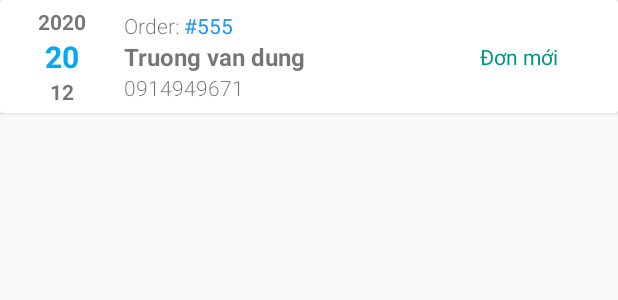
After one commit to dung9788xx/ShopNowAndroid, an Android app: the layout order_listview_item.xml on its own in the app's theme, with its tools: preview values and no code run, on a phone screen of 412 x 824 dp. The commit adds this screen. Shown: the top 300 px of the screen. Run offline under Robolectric (Android 15) with nearby library versions, the light colour scheme and no system bars.

Commit message:
30/3 fix xong anh

```diff
--- a/app/src/main/AndroidManifest.xml
+++ b/app/src/main/AndroidManifest.xml
@@ -25,6 +25,10 @@
             android:name=".admin.AdminAlertService"
             android:enabled="true"
             android:exported="true" />
+        <service
+            android:name=".store.ShopkeeperAlertService"
+            android:enabled="true"
+            android:exported="true" />
 
         <activity android:name=".admin.StoreInfomationActivity" />
         <activity android:name=".admin.UserInfomationActivity" />
--- a/app/src/main/java/com/dungdemo/shopnow/HostName.java
+++ b/app/src/main/java/com/dungdemo/shopnow/HostName.java
@@ -1,7 +1,7 @@
 package com.dungdemo.shopnow;
 
 public class HostName {
-    public static String ip="http://169.254.32.155";
+    public static String ip="http://192.168.1.10";
     public static String host=ip+"/shopnow/public/api";
     public static String imgurl=ip+"/shopnow/storage/app/public/productimage/";
 }
--- a/app/src/main/java/com/dungdemo/shopnow/Model/OrderStatus.java
+++ b/app/src/main/java/com/dungdemo/shopnow/Model/OrderStatus.java
@@ -2,7 +2,9 @@ package com.dungdemo.shopnow.Model;
 
 import com.google.gson.annotations.SerializedName;
 
-public class OrderStatus {
+import java.io.Serializable;
+
+public class OrderStatus implements Serializable {
     @SerializedName("status_id")
     int status_id;
     @SerializedName("name")
--- a/app/src/main/java/com/dungdemo/shopnow/Model/Order_Detail.java
+++ b/app/src/main/java/com/dungdemo/shopnow/Model/Order_Detail.java
@@ -2,7 +2,9 @@ package com.dungdemo.shopnow.Model;
 
 import com.google.gson.annotations.SerializedName;
 
-public class Order_Detail {
+import java.io.Serializable;
+
+public class Order_Detail implements Serializable {
     @SerializedName("order_id")
     int order_id;
     @SerializedName("product_id")
--- a/app/src/main/res/layout/activity_edit_product.xml
+++ b/app/src/main/res/layout/activity_edit_product.xml
@@ -150,6 +150,7 @@
                        android:layout_width="wrap_content"
                        android:layout_height="wrap_content"/>
                    <Button
+                       android:padding="5dp"
                        android:textColor="#FFF"
                        android:textAllCaps="false"
                        android:text="Tam dung ban"
--- /dev/null
+++ b/app/src/main/res/layout/order_listview_item.xml
@@ -0,0 +1,103 @@
+<?xml version="1.0" encoding="utf-8"?>
+<android.support.v7.widget.CardView
+    xmlns:android="http://schemas.android.com/apk/res/android"
+    xmlns:app="http://schemas.android.com/apk/res-auto"
+    xmlns:tools="http://schemas.android.com/tools"
+    android:layout_width="match_parent"
+    android:layout_height="75dp">
+       <LinearLayout
+           android:layout_width="match_parent"
+           android:layout_height="match_parent">
+           <LinearLayout
+               android:layout_gravity="center"
+               android:layout_weight="80"
+               android:gravity="center"
+               android:orientation="vertical"
+               android:layout_width="match_parent"
+               android:layout_height="wrap_content">
+               <TextView
+                   android:textStyle="bold"
+                   android:id="@+id/tvYear"
+                   android:text="2020"
+                   android:layout_width="wrap_content"
+                   android:layout_height="wrap_content"/>
+               <TextView
+                   android:textSize="20sp"
+                   android:textColor="#03A9F4"
+                   android:id="@+id/tvDay"
+                   android:text="20"
+                   android:textStyle="bold"
+                   android:layout_width="wrap_content"
+                   android:layout_height="wrap_content"/>
+               <TextView
+                   android:textStyle="bold"
+                   android:id="@+id/tvMonth"
+                   android:text="12"
+                   android:layout_width="wrap_content"
+                   android:layout_height="wrap_content"/>
+           </LinearLayout>
+           <LinearLayout
+               android:layout_weight="20"
+               android:layout_width="match_parent"
+               android:layout_height="match_parent">
+               <LinearLayout
+                   android:layout_gravity="center"
+                   android:orientation="vertical"
+                   android:layout_weight="40"
+                   android:layout_width="match_parent"
+                   android:layout_height="wrap_content">
+                   <LinearLayout
+                       android:orientation="horizontal"
+                       android:layout_width="wrap_content"
+                       android:layout_height="wrap_content">
+                       <TextView
+                           android:fontFamily="@string/fontlight"
+                           android:text="Order:"
+                           android:layout_width="wrap_content"
+                           android:layout_height="wrap_content"/>
+                       <TextView
+                           android:layout_marginLeft="3dp"
+                           android:textColor="#2196F3"
+                           android:id="@+id/tvOrderId"
+                           android:text="#555"
+                           android:layout_width="wrap_content"
+                           android:layout_height="wrap_content"/>
+                   </LinearLayout>
+                   <TextView
+                       android:textSize="16sp"
+                       android:textStyle="bold"
+                       android:fontFamily="@font/font"
+                       android:text="Truong van dung"
+                       android:maxLines="1"
+                       android:id="@+id/tvOrderUserName"
+                       android:layout_width="wrap_content"
+                       android:layout_height="wrap_content"/>
+                   <TextView
+                       android:fontFamily="@string/fontlight"
+                       android:id="@+id/tvPhone"
+                       android:text="0914949671"
+                       android:layout_width="wrap_content"
+                       android:layout_height="wrap_content"/>
+               </LinearLayout>
+               <LinearLayout
+                   android:layout_gravity="center"
+                   android:layout_weight="60"
+                   android:layout_width="match_parent"
+                   android:layout_height="wrap_content">
+                   <LinearLayout
+                       android:gravity="center"
+                       android:layout_weight="50"
+                       android:layout_width="match_parent"
+                       android:layout_height="wrap_content">
+                       <TextView
+                           android:textColor="#009688"
+                           android:text="Đơn mới"
+                           android:gravity="center"
+                           android:id="@+id/tvStatus"
+                           android:layout_width="wrap_content"
+                           android:layout_height="wrap_content"/>
+                   </LinearLayout>
+               </LinearLayout>
+           </LinearLayout>
+       </LinearLayout>
+</android.support.v7.widget.CardView>
```
Also changed, not shown: app/src/main/java/com/dungdemo/shopnow/Model/Order.java (+20 -2 lines), app/src/main/java/com/dungdemo/shopnow/Model/User.java (+16 -0 lines), app/src/main/java/com/dungdemo/shopnow/store/OrderManagerFragment.java (+81 -3 lines), app/src/main/java/com/dungdemo/shopnow/store/ProductManagerFragment.java (+26 -26 lines), app/src/main/java/com/dungdemo/shopnow/store/ShopkeeperAlertService.java (added, +135 -0 lines), app/src/main/java/com/dungdemo/shopnow/store/ShopkeeperMainActivity.java (+17 -0 lines), app/src/main/res/layout/fragment_order_manager.xml (+18 -3 lines).
